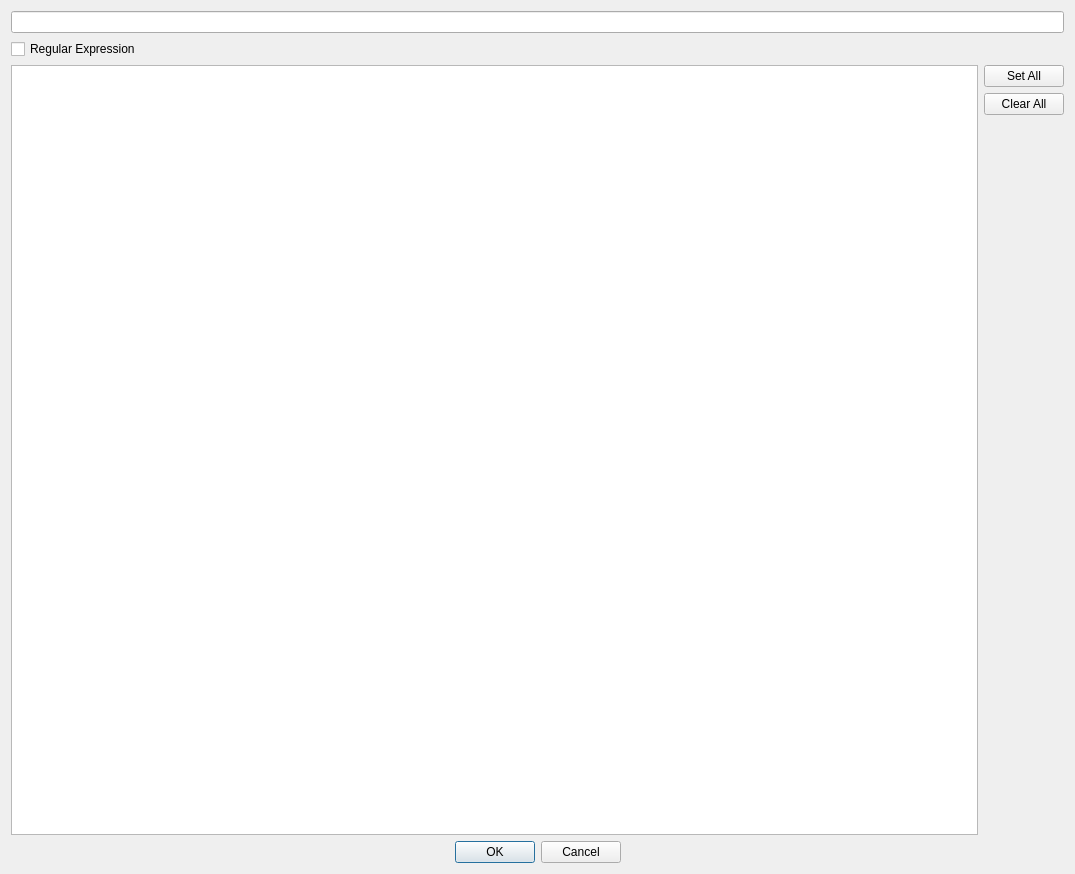
The window that src/gui/dialogs/test_selection.ui (cppd/math) describes before a commit, drawn with Qt 5.
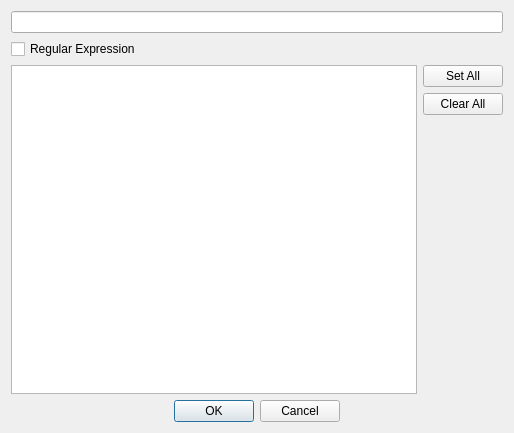
The same window after the commit.

Diff of the .ui file:
```diff
--- a/src/gui/dialogs/test_selection.ui
+++ b/src/gui/dialogs/test_selection.ui
@@ -6,8 +6,8 @@
    <rect>
     <x>0</x>
     <y>0</y>
-    <width>1075</width>
-    <height>874</height>
+    <width>514</width>
+    <height>433</height>
    </rect>
   </property>
   <property name="windowTitle">
```
